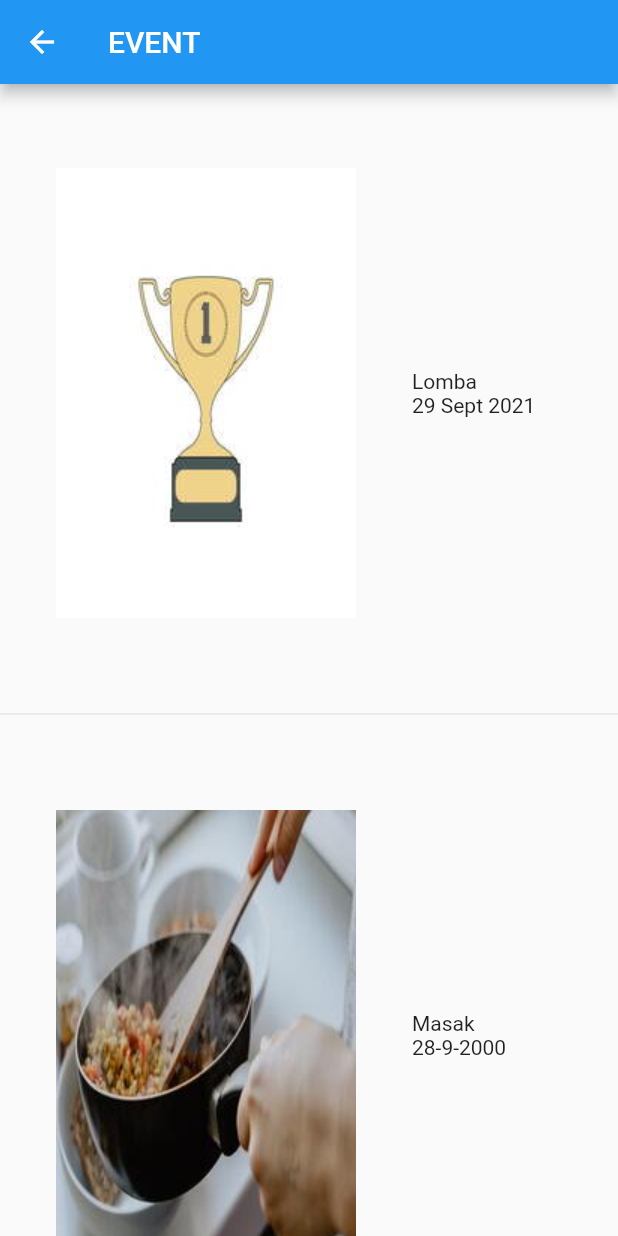
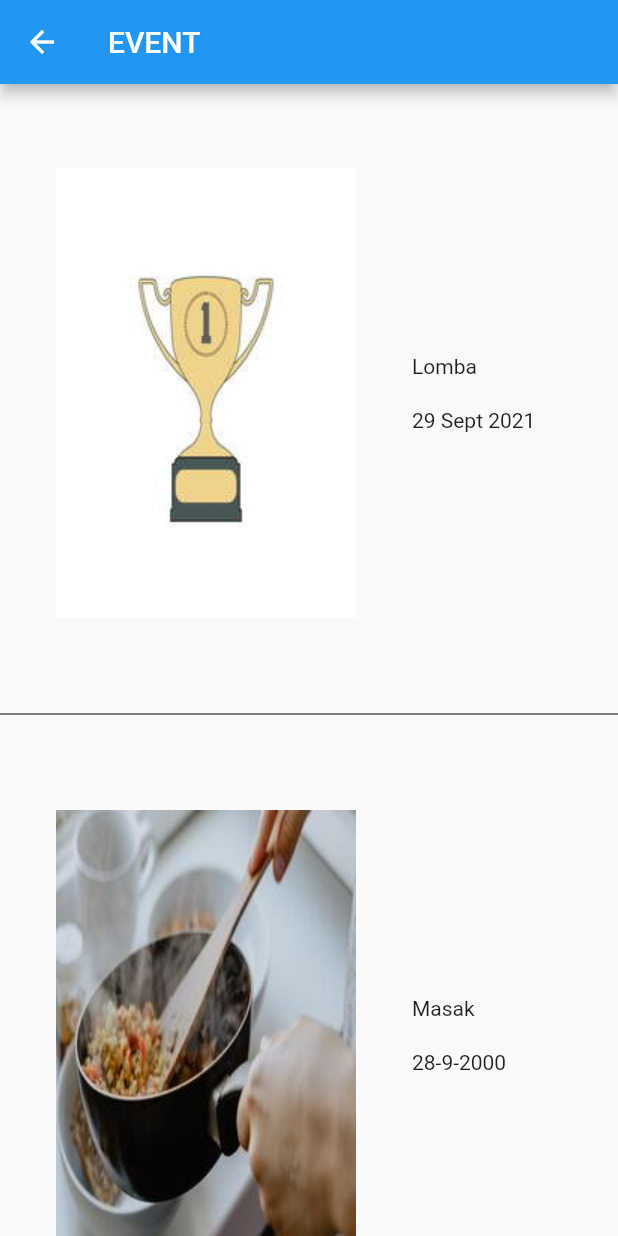
Before and after one commit to MatthewADIAN/first_test_suitmedia, a Flutter app: the EventScreen screen opened directly with empty values, on a phone screen of 412 x 824 dp. Run offline on Flutter 3.47's test engine with Material 2 defaults, Android fonts, the phone set to English and light mode, and no system bars; our stand-ins replace fluttertoast.

Commit message:
Update event_screen.dart

```diff
--- a/lib/event_screen.dart
+++ b/lib/event_screen.dart
@@ -48,13 +48,18 @@ class EventScreen extends StatelessWidget {
                               crossAxisAlignment: CrossAxisAlignment.start,
                               children: <Widget>[
                                 Text(event.nama),
+                                SizedBox(
+                                  height: 20.0,
+                                ),
                                 Text(event.tanggal)
                               ],
                             ),
                           ),
                         ],
                       ),
-                      Divider(),
+                      Divider(
+                        color: Colors.black,
+                      ),
                     ],
                   ),
                 );
```
